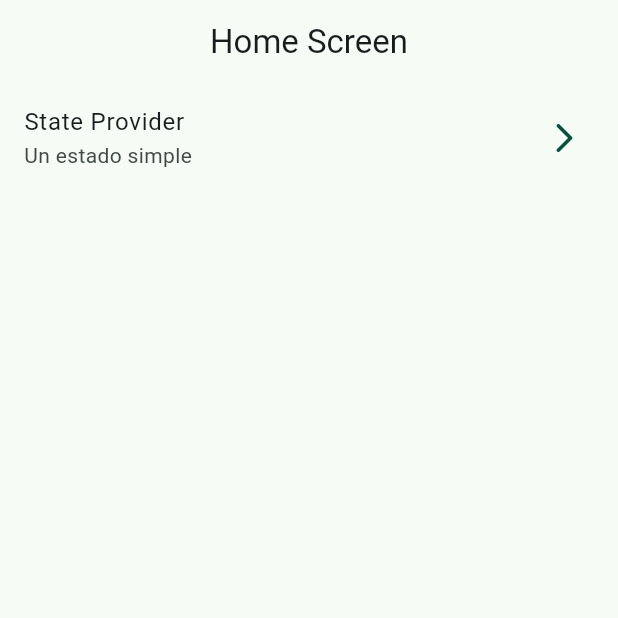
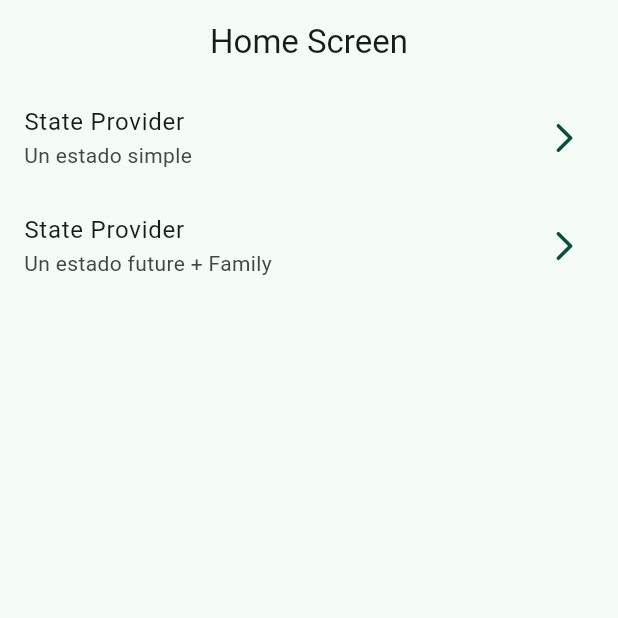
Before and after one commit to AlexhHr23/river_app, a Flutter app: the screen it shows after launch, on a phone screen of 412 x 824 dp, the top half of it. Run offline on Flutter 3.47's test engine with Material 3 defaults, Android fonts, the phone set to English and light mode, and no system bars; our stand-ins replace dio, flutter_riverpod, go_router, google_fonts; missing offline and left inert: random_name_generator.

Commit message:
Riverpod - Future Provider

```diff
--- a/lib/config/config.dart
+++ b/lib/config/config.dart
@@ -1,3 +1,4 @@
 export 'theme/app_theme.dart';
 export 'router/app_router.dart';
 export 'helpers/randome_genertor.dart';
+export 'helpers/pokemon_service.dart';
--- a/lib/config/router/app_router.dart
+++ b/lib/config/router/app_router.dart
@@ -14,6 +14,10 @@ final appRouter = GoRouter(
       path: '/state-provider',
       builder: (context, state) => const StateProviderScreen(),
     ),
+    GoRoute(
+      path: '/future-provider',
+      builder: (context, state) => const PokemonScreen(),
+    ),
 
   ]
 
--- a/lib/presentation/providers/providers.dart
+++ b/lib/presentation/providers/providers.dart
@@ -1 +1,2 @@
 export 'random_name_provider.dart';
+export 'pokemon_provider.dart';
--- a/lib/presentation/screens/home_screen.dart
+++ b/lib/presentation/screens/home_screen.dart
@@ -28,6 +28,11 @@ class _HomeView extends StatelessWidget {
           title: 'State Provider',
           subTitile: 'Un estado simple',
           location: '/state-provider'
+        ),
+        _CustomListTile(
+          title: 'State Provider',
+          subTitile: 'Un estado future + Family',
+          location: '/future-provider'
         )
       ],
     );
--- a/lib/presentation/screens/screens.dart
+++ b/lib/presentation/screens/screens.dart
@@ -1,2 +1,3 @@
 export 'home_screen.dart';
 export 'home/01-state-provider/state_provider_screen.dart';
+export 'home/02-future-provider/pokemon_screen.dart';
--- a/pubspec.yaml
+++ b/pubspec.yaml
@@ -7,6 +7,7 @@ environment:
   sdk: ^3.6.0-300.0.dev
 
 dependencies:
+  dio: ^5.7.0
   flutter:
     sdk: flutter
   flutter_riverpod: ^2.5.3
```
Also changed, not shown: lib/config/helpers/pokemon_service.dart (added, +19 -0 lines), lib/presentation/providers/pokemon_provider.dart (added, +7 -0 lines), lib/presentation/screens/home/02-future-provider/pokemon_screen.dart (added, +15 -0 lines), pubspec.lock.
